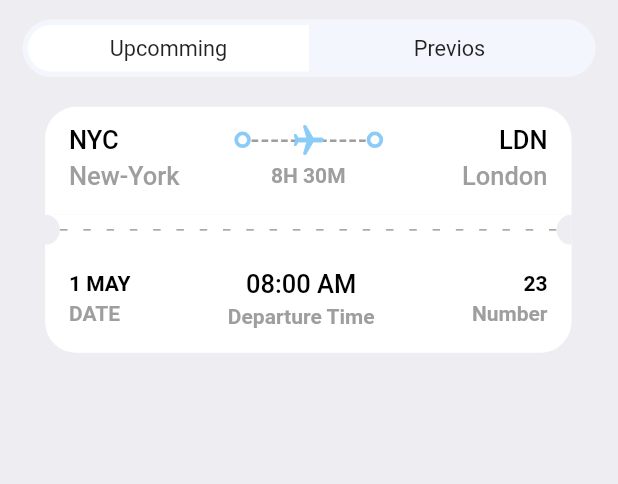
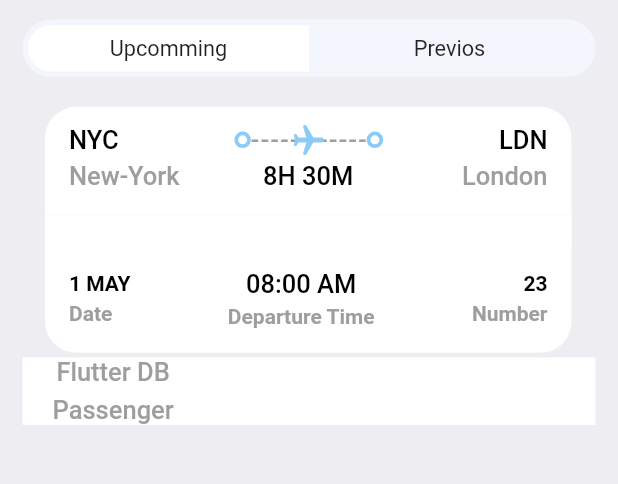
Before and after one commit to aminGhafoory/flutter-app, a Flutter app: the TicketScreen screen opened directly, on a phone screen of 412 x 824 dp, the part 135-619 px from its top. Run offline on Flutter 3.47's test engine with Material 2 defaults, Android fonts, the phone set to English and light mode, and no system bars; our stand-ins replace fluentui_icons, get.

Commit message:
timestamp: 4:58:00

```diff
--- a/lib/screens/ticket_screen.dart
+++ b/lib/screens/ticket_screen.dart
@@ -33,6 +33,33 @@ class TicketScreen extends StatelessWidget {
                 ticket: ticketList[0],
                 isColor: true,
               ),
+            ),
+            Container(
+              padding: EdgeInsets.symmetric(horizontal: AppLayout.getWidth(20)),
+              color: Colors.white,
+              child: Column(
+                children: [
+                  Row(
+                    children: [
+                      Column(
+                        children: [
+                          Text(
+                            "Flutter DB",
+                            style: Styles.headLineStyle3,
+                          ),
+                          SizedBox(
+                            height: AppLayout.getHeight(5),
+                          ),
+                          Text(
+                            "Passenger",
+                            style: Styles.headLineStyle3,
+                          ),
+                        ],
+                      )
+                    ],
+                  )
+                ],
+              ),
             )
           ],
         )
--- a/lib/screens/ticket_view.dart
+++ b/lib/screens/ticket_view.dart
@@ -1,4 +1,5 @@
 import 'package:flutter/material.dart';
+import 'package:get/get.dart';
 import 'package:ticket/utils/app_layout.dart';
 import 'package:ticket/utils/app_styles.dart';
 import 'package:ticket/widgets/thick_container.dart';
@@ -12,7 +13,7 @@ class TicketView extends StatelessWidget {
   Widget build(BuildContext context) {
     final size = AppLayout.getSize(context);
     return SizedBox(
-      height: AppLayout.getHeight(200),
+      height: AppLayout.getHeight(GetPlatform.isAndroid == true ? 167 : 169),
       width: size.width * 0.85,
       child: Container(
           margin: EdgeInsets.only(right: AppLayout.getHeight(16)),
@@ -117,7 +118,8 @@ class TicketView extends StatelessWidget {
                           style: isColor == null
                               ? Styles.headLineStyle4
                                   .copyWith(color: Colors.white)
-                              : Styles.headLineStyle4,
+                              : Styles.headLineStyle3
+                                  .copyWith(color: Colors.black),
                         ),
                         SizedBox(
                           width: AppLayout.getWidth(100),
@@ -148,7 +150,9 @@ class TicketView extends StatelessWidget {
                       width: AppLayout.getWidth(10),
                       child: DecoratedBox(
                         decoration: BoxDecoration(
-                          color: Styles.backgroundColor,
+                          color: isColor == null
+                              ? Styles.backgroundColor
+                              : Colors.white,
                           borderRadius: BorderRadius.only(
                             topRight: Radius.circular(AppLayout.getHeight(10)),
                             bottomRight:
@@ -172,7 +176,7 @@ class TicketView extends StatelessWidget {
                                         decoration: BoxDecoration(
                                       color: isColor == null
                                           ? Styles.backgroundColor
-                                          : Styles.headLineStyle3.color,
+                                          : Colors.white,
                                     )),
                                   )),
                         );
@@ -183,7 +187,9 @@ class TicketView extends StatelessWidget {
                       width: AppLayout.getWidth(10),
                       child: DecoratedBox(
                         decoration: BoxDecoration(
-                          color: Styles.backgroundColor,
+                          color: isColor == null
+                              ? Styles.backgroundColor
+                              : Colors.white,
                           borderRadius: BorderRadius.only(
                             topLeft: Radius.circular(AppLayout.getHeight(10)),
                             bottomLeft:
@@ -220,7 +226,7 @@ class TicketView extends StatelessWidget {
                             height: AppLayout.getHeight(4),
                           ),
                           Text(
-                            "DATE",
+                            "Date",
                             style: Styles.headLineStyle4.copyWith(
                                 color: isColor == null
                                     ? Colors.white
```
